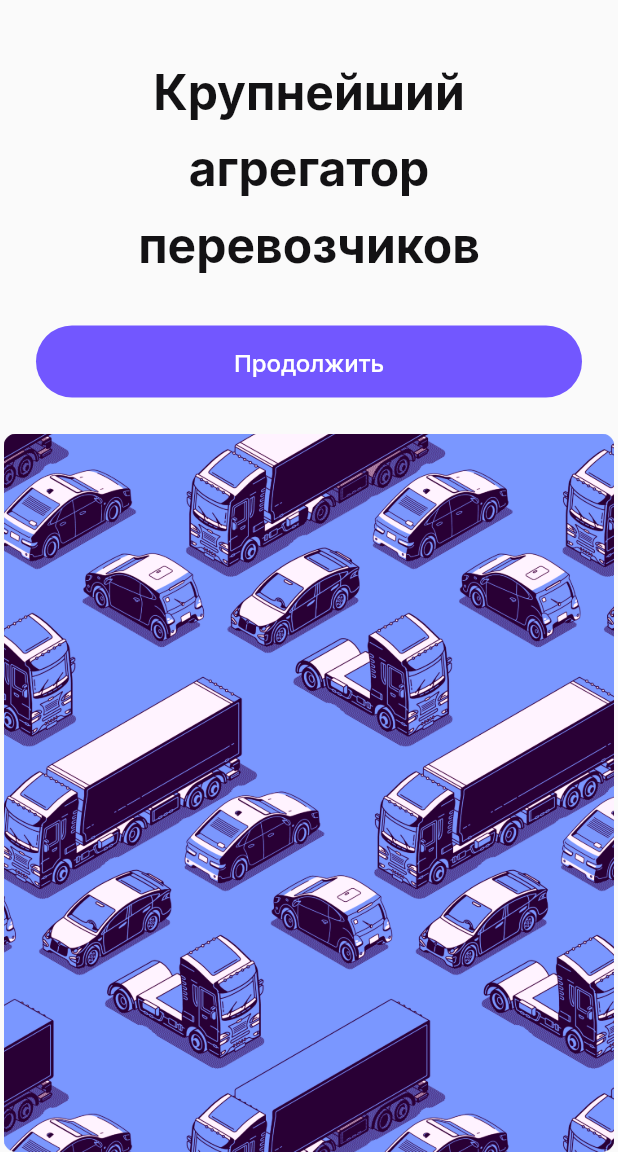
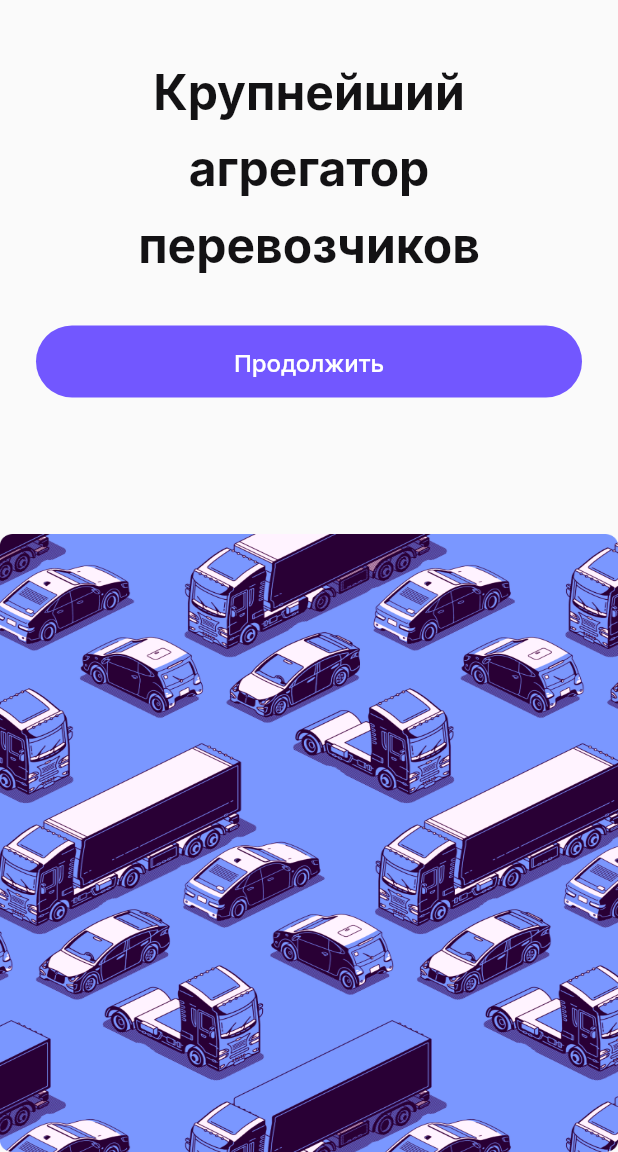
Before and after one commit to Saymakk/frahto, a Flutter app: the screen it shows after launch, on a phone screen of 412 x 824 dp, the part 84-1236 px from its top. Run offline on Flutter 3.47's test engine with Material 2 defaults, Android fonts, the light colour scheme and no system bars; our stand-ins replace flutter_svg, get, google_fonts, hive_flutter, intl_phone_number_input, pinput; accounts and stored records are empty.

Commit message:
Мелкие правки

```diff
--- a/lib/ui/screens/init_screen/init_screen.dart
+++ b/lib/ui/screens/init_screen/init_screen.dart
@@ -45,20 +45,17 @@ class InitScreen extends StatelessWidget {
                         ),
                       ),
                       SWidgets().sb(0, 32),
-                      SWidgets().ubutton(
-                        context,
-                        'auth',
-                        'Продолжить', null
-                      ),
+                      SWidgets().ubutton(context, 'auth', 'Продолжить', null),
                     ],
                   ),
                 ),
               ),
-              Expanded(
-                child: Align(
-                  alignment: Alignment.bottomCenter,
-                  child: Image.asset(Assets.img + 'init_screen_image_png.png'),
-                ),
+              Expanded(child: SizedBox()),
+              Image.asset(
+                Assets.img + 'init_screen_image_png.png',
+                width: MediaQuery.of(context).size.width,
+                height: MediaQuery.of(context).size.height * .5,
+                fit: BoxFit.fill,
               ),
             ],
           ),
```
